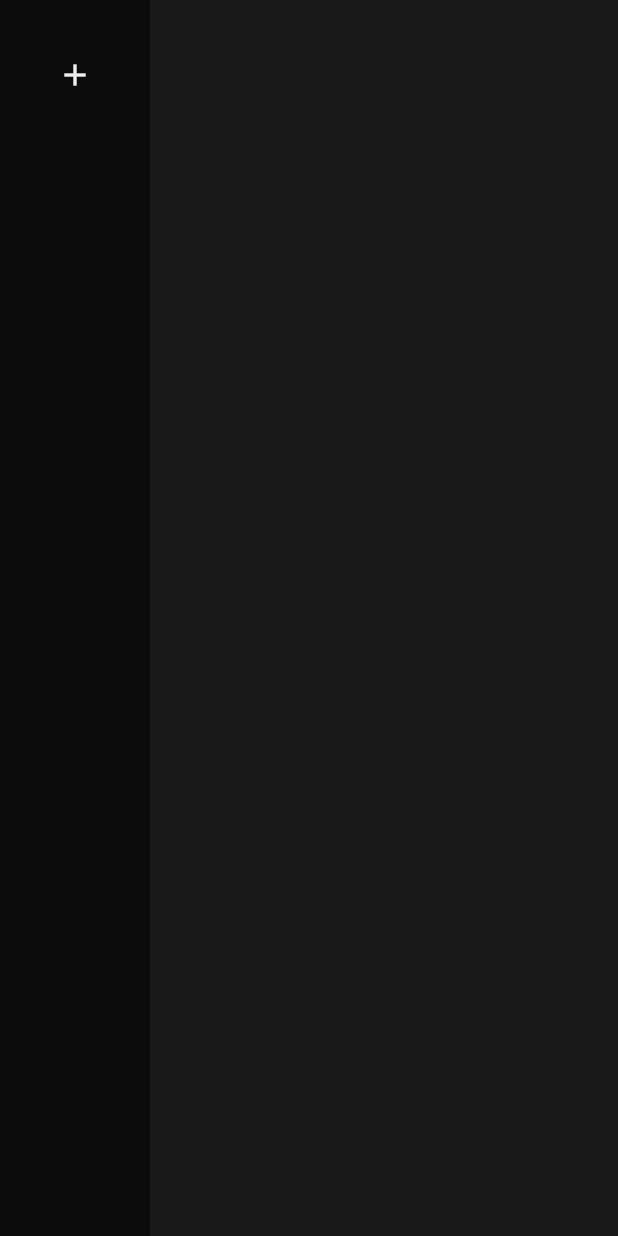
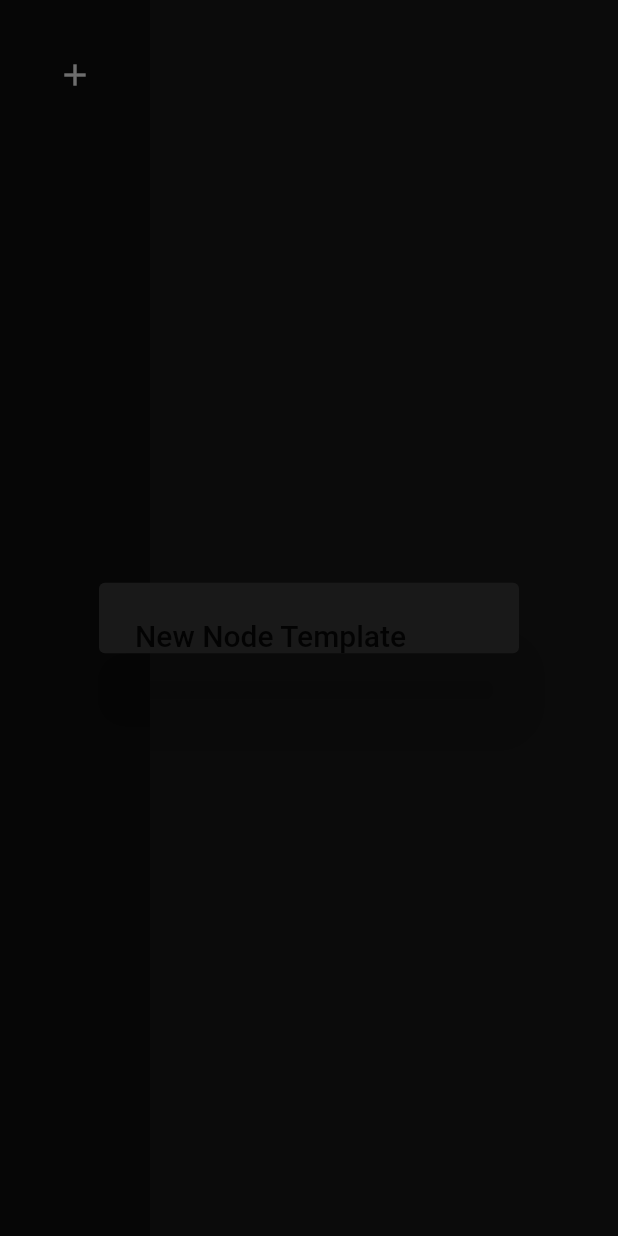
Before and after one commit to TomRHandcock/pathfinder, a Flutter app: the EditorScreen screen opened by its route, after a tap on the "add" icon, on a phone screen of 412 x 824 dp. Run offline on Flutter 3.47's test engine with Material 2 defaults, Android fonts, the phone set to English and light mode, and no system bars; our stand-ins replace auto_route, bloc, flutter_bloc, freezed_annotation, get_it; generated files the repository leaves out were written again.

Commit message:
feat: Show `NewNodeTemplateDialog` upon button press

```diff
--- a/lib/ui/screens/editor/editor_screen.dart
+++ b/lib/ui/screens/editor/editor_screen.dart
@@ -6,6 +6,7 @@ import 'package:pathfinder/ui/screens/editor/cubit/editor_cubit.dart';
 import 'package:pathfinder/ui/screens/editor/cubit/editor_state.dart';
 import 'package:pathfinder/ui/screens/editor/widgets/editor_canvas.dart';
 import 'package:pathfinder/ui/screens/editor/widgets/node_palette.dart';
+import 'package:pathfinder/ui/screens/new_node_template/new_node_template_dialog.dart';
 import 'package:pathfinder/ui/util/context_utils.dart';
 
 @RoutePage()
@@ -14,6 +15,13 @@ class EditorScreen extends StatefulWidget implements AutoRouteWrapper {
 
   @override
   State<EditorScreen> createState() => _EditorScreenState();
+
+  _onNewNodeTemplatePressed(BuildContext context) {
+    showDialog(
+      context: context,
+      builder: (BuildContext context) => const NewNodeTemplateDialog(),
+    );
+  }
 
   @override
   Widget wrappedRoute(BuildContext context) => BlocProvider<EditorCubit>(
@@ -27,7 +35,11 @@ class _EditorScreenState extends State<EditorScreen> {
   Widget build(BuildContext context) {
     return BlocBuilder<EditorCubit, EditorState>(
       builder: (BuildContext context, EditorState state) {
-        return _EditorContent(state: state);
+        return _EditorContent(
+          state: state,
+          onNewNodeTemplatePressed: () =>
+              widget._onNewNodeTemplatePressed(context),
+        );
       },
     );
   }
@@ -35,17 +47,23 @@ class _EditorScreenState extends State<EditorScreen> {
 
 class _EditorContent extends StatelessWidget {
   final EditorState state;
+  final Function()? onNewNodeTemplatePressed;
 
-  const _EditorContent({required this.state});
+  const _EditorContent({
+    required this.state,
+    this.onNewNodeTemplatePressed,
+  });
 
   @override
   Widget build(BuildContext context) {
     return Scaffold(
       body: Row(
         children: [
-          const SizedBox(
+          SizedBox(
             width: 100,
-            child: NodePalette(),
+            child: NodePalette(
+              onNewNodeTemplatePressed: () => onNewNodeTemplatePressed?.call(),
+            ),
           ),
           Expanded(
             child: ColoredBox(
--- a/lib/ui/screens/editor/widgets/node_palette.dart
+++ b/lib/ui/screens/editor/widgets/node_palette.dart
@@ -3,7 +3,12 @@ import 'package:flutter/widgets.dart';
 import 'package:pathfinder/ui/util/context_utils.dart';
 
 class NodePalette extends StatelessWidget {
-  const NodePalette({super.key});
+  final Function()? onNewNodeTemplatePressed;
+
+  const NodePalette({
+    super.key,
+    this.onNewNodeTemplatePressed,
+  });
 
   @override
   Widget build(BuildContext context) {
@@ -12,9 +17,7 @@ class NodePalette extends StatelessWidget {
       child: ListView(
         children: [
           _NewNodeButton(
-            onPressed: () {
-              // TODO: Implement.
-            },
+            onPressed: () => onNewNodeTemplatePressed?.call(),
           ),
         ],
       ),
--- /dev/null
+++ b/lib/ui/screens/new_node_template/new_node_template_dialog.dart
@@ -0,0 +1,40 @@
+import 'package:flutter/material.dart';
+import 'package:flutter/widgets.dart';
+import 'package:flutter_bloc/flutter_bloc.dart';
+import 'package:get_it/get_it.dart';
+import 'package:pathfinder/engine/model/graph/node_template.dart';
+import 'package:pathfinder/ui/screens/new_node_template/cubit/new_node_template_cubit.dart';
+import 'package:pathfinder/ui/util/context_utils.dart';
+
+class NewNodeTemplateDialog extends StatelessWidget {
+  const NewNodeTemplateDialog({super.key});
+
+  _onItemAdded(BuildContext context, String parentId, NodeItem item) {
+    context.read<NewNodeTemplateCubit>().addItem(parentId, item);
+  }
+
+  @override
+  Widget build(BuildContext context) {
+    return BlocProvider(
+      create: (_) => GetIt.I.get<NewNodeTemplateCubit>(),
+      child: NewNodeTemplateDialogContent(
+        onItemAdded: (String parentId, NodeItem item) =>
+            _onItemAdded(context, parentId, item),
+      ),
+    );
+  }
+}
+
+class NewNodeTemplateDialogContent extends StatelessWidget {
+  final Function(String parentId, NodeItem item)? onItemAdded;
+
+  const NewNodeTemplateDialogContent({this.onItemAdded, super.key});
+
+  @override
+  Widget build(BuildContext context) {
+    return SimpleDialog(
+      backgroundColor: context.pathfinderTheme.colors.surfaceColor,
+      title: const Text("New Node Template"),
+    );
+  }
+}
```
